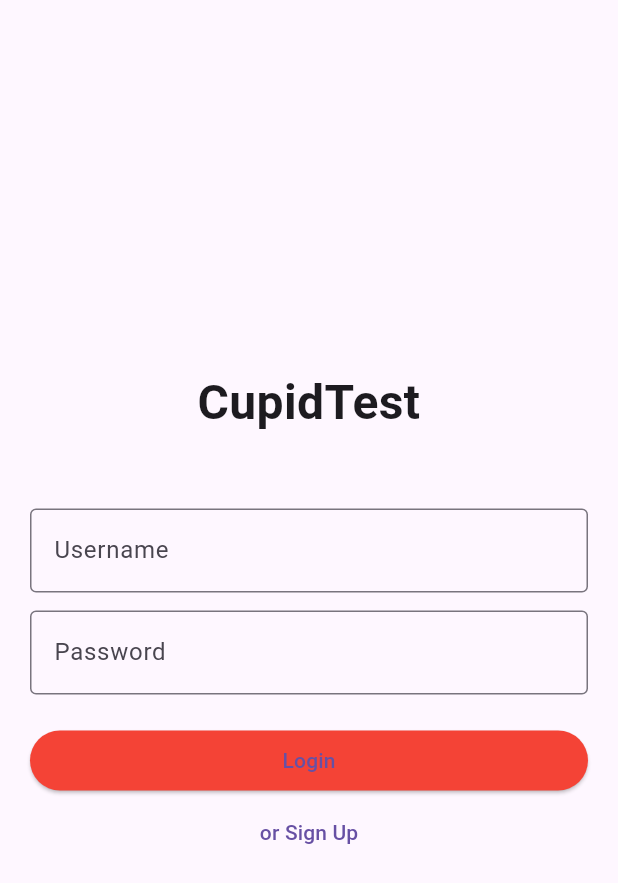
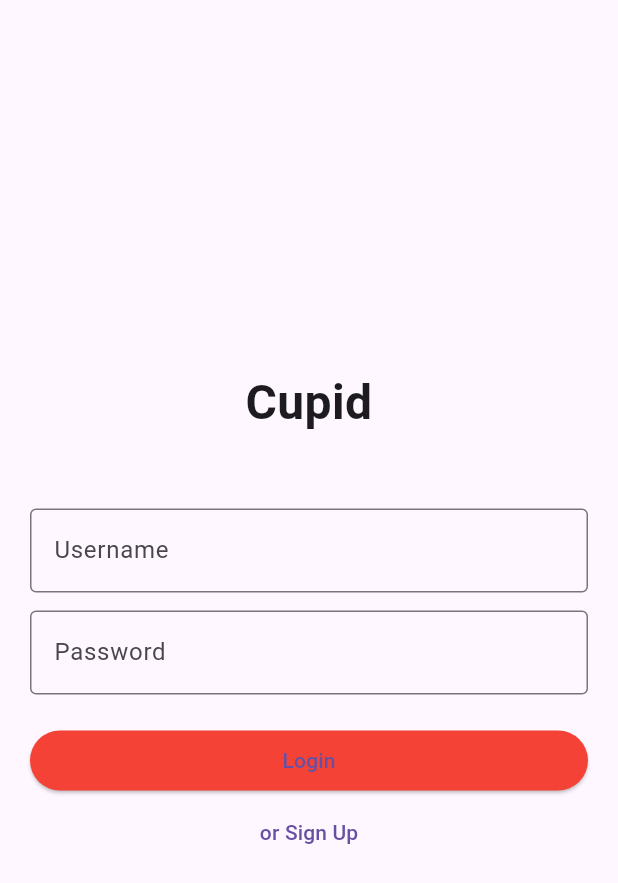
Before and after one commit to Jerlin2437/Cupid, a Flutter app: the screen it shows after launch, on a phone screen of 412 x 824 dp. Shown: the top 883 px of the screen. Run offline on Flutter 3.47's test engine with Material 3 defaults, Android fonts, the light colour scheme and no system bars; generated files the repository leaves out were written again.

Commit message:
test
test

```diff
--- a/lib/src/login_screen.dart
+++ b/lib/src/login_screen.dart
@@ -12,7 +12,7 @@ class LoginScreen extends StatelessWidget {
           crossAxisAlignment: CrossAxisAlignment.stretch,
           children: <Widget>[
             const Text(
-              'CupidTest',
+              'Cupid',
               style: TextStyle(
                 fontSize: 32.0,
                 fontWeight: FontWeight.bold,
```
